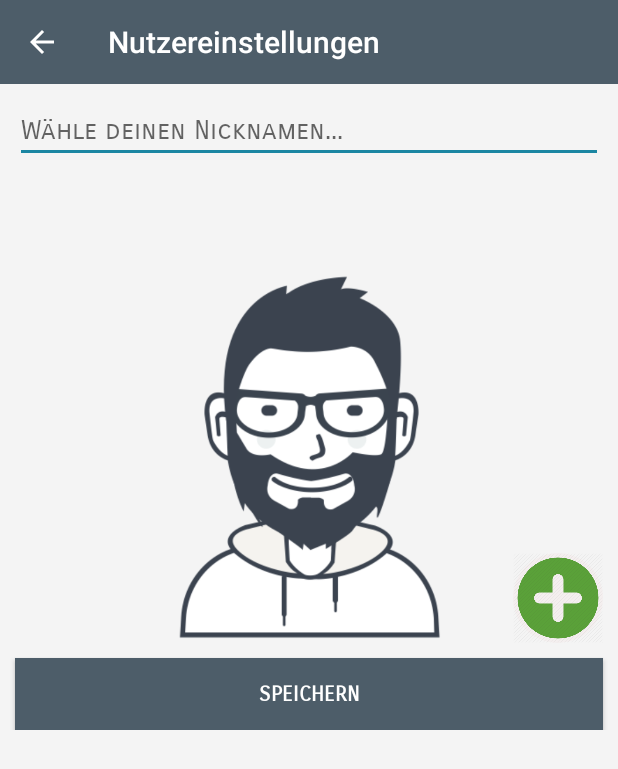
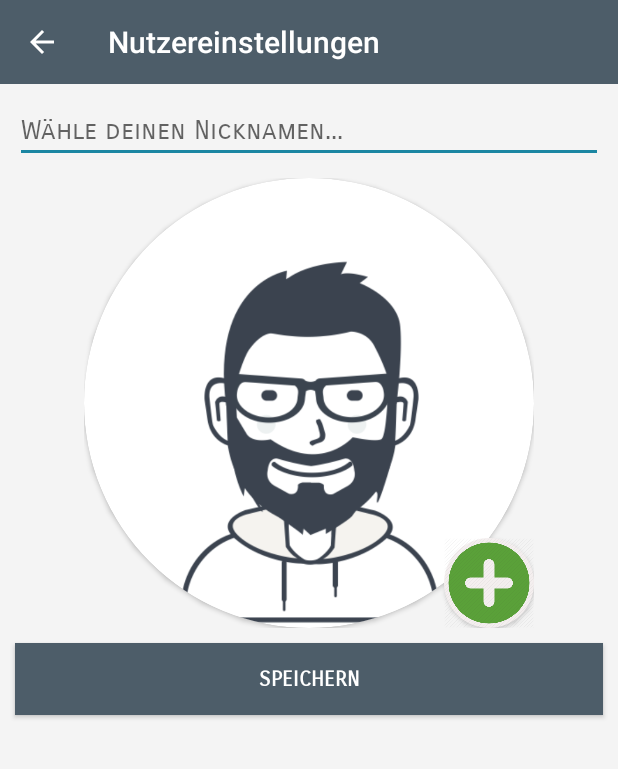
Before and after one commit to FelipGC/LMU-MSP-GetTogether, an Android app: the SettingsActivity screen opened directly, with no data from a screen before it, on a phone screen of 412 x 824 dp. Shown: the top 769 px of the screen. Run offline under Robolectric (Android 15) with nearby library versions, the phone set to English and light mode, and no system bars; pictures from the network do not load.

Commit message:
layout change and compression calculation added

```diff
--- a/app/src/main/res/layout/activity_settings.xml
+++ b/app/src/main/res/layout/activity_settings.xml
@@ -1,8 +1,8 @@
 <?xml version="1.0" encoding="utf-8"?>
-<LinearLayout
-    xmlns:android="http://schemas.android.com/apk/res/android"
+<LinearLayout xmlns:android="http://schemas.android.com/apk/res/android"
     android:layout_width="match_parent"
     android:layout_height="match_parent"
+    xmlns:app="http://schemas.android.com/apk/res-auto"
     android:background="@color/backgroundColor"
     android:orientation="vertical">
 
@@ -29,24 +29,31 @@
 
             <RelativeLayout
                 android:id="@+id/layout"
-                android:layout_width="match_parent"
-                android:layout_height="wrap_content">
+                android:layout_width="wrap_content"
+                android:layout_height="wrap_content"
+                android:layout_gravity="center_horizontal">
 
-                <ImageView
-                    android:id="@+id/user_image"
-                    android:layout_width="match_parent"
+                <android.support.v7.widget.CardView
+                    android:layout_width="300dp"
                     android:layout_height="300dp"
-                    android:layout_gravity="center_horizontal"
-                    android:layout_margin="10dp"
-                    android:scaleType="fitCenter"
-                    android:src="@drawable/user_image" />
+                    android:id="@+id/view2"
+                    app:cardCornerRadius="150dp">
+                    <ImageView
+                        android:layout_height="300dp"
+                        android:layout_width="match_parent"
+                        android:id="@+id/user_image"
+                        android:scaleType="centerCrop"
+                        android:src="@drawable/user_image">
+                    </ImageView>
+                </android.support.v7.widget.CardView>
 
                 <ImageButton
                     android:id="@+id/imageButton"
                     android:layout_width="60dp"
                     android:layout_height="60dp"
-                    android:layout_alignBottom="@id/user_image"
-                    android:layout_alignRight="@id/user_image"
+                    android:elevation="2dp"
+                    android:layout_alignBottom="@id/view2"
+                    android:layout_alignRight="@id/view2"
                     android:background="@drawable/circle"
                     android:onClick="onClickChangePhoto"
                     android:scaleType="fitXY"
@@ -70,6 +77,7 @@
                 style="@style/AppTheme.SimpleButton"
                 android:layout_width="match_parent"
                 android:layout_height="wrap_content"
+                android:layout_margin="10dp"
                 android:fontFamily="sans-serif-smallcaps"
                 android:text="@string/sign_up"
                 android:textStyle="bold" />
```
Also changed, not shown: app/src/main/java/com/example/ss18/msp/lmu/msp_projectkickoff_ss188/Activities/SettingsActivity.java (+32 -4 lines).
